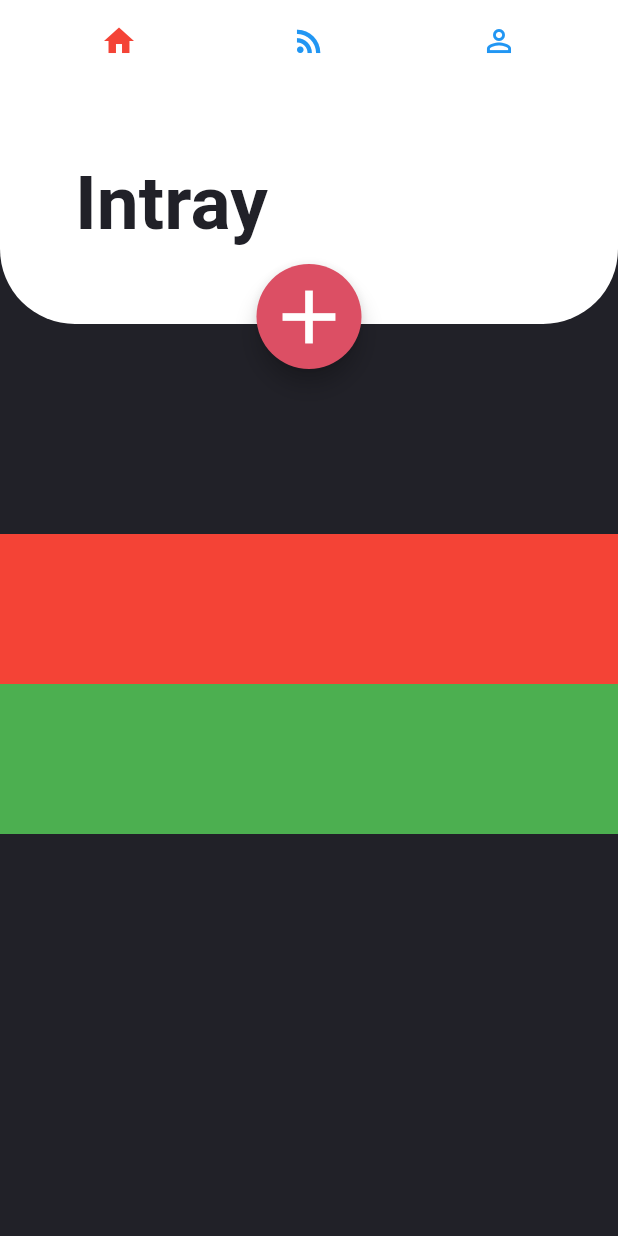
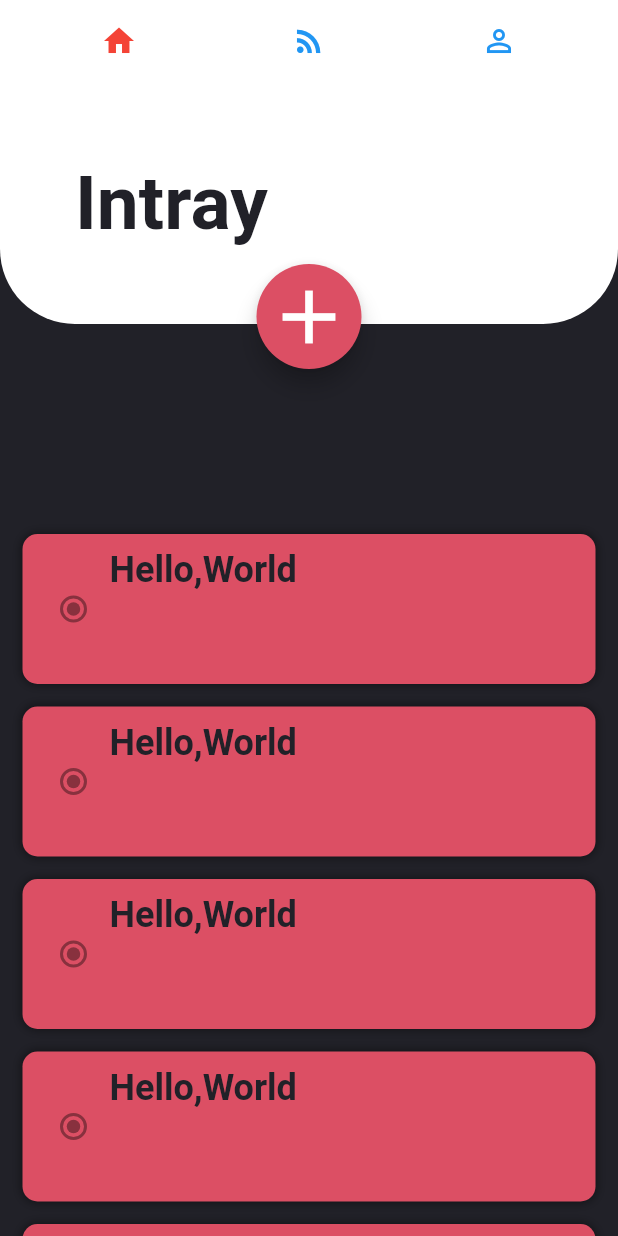
Before and after one commit to Xhushaohui/TodoApp, a Flutter app: the screen it shows after launch, on a phone screen of 412 x 824 dp. Run offline on Flutter 3.47's test engine with Material 2 defaults, Android fonts, the phone set to English and light mode, and no system bars; Roboto replaces fonts that are missing (Avenir).

Commit message:
list inprogress

```diff
--- a/App/todoapp/lib/main.dart
+++ b/App/todoapp/lib/main.dart
@@ -28,18 +28,6 @@ class MyHomePage extends StatefulWidget {
 }
 
 class _MyHomePageState extends State<MyHomePage> {
-  int _counter = 0;
-
-  void _incrementCounter() {
-    setState(() {
-      // This call to setState tells the Flutter framework that something has
-      // changed in this State, which causes it to rerun the build method below
-      // so that the display can reflect the updated values. If we changed
-      // _counter without calling setState(), then the build method would not be
-      // called again, and so nothing would appear to happen.
-      _counter++;
-    });
-  }
 
   @override
   Widget build(BuildContext context) {
--- a/App/todoapp/lib/models/UI/Intray/intray_page.dart
+++ b/App/todoapp/lib/models/UI/Intray/intray_page.dart
@@ -1,8 +1,8 @@
 import 'package:flutter/material.dart';
 import 'package:todoapp/models/global.dart';
+import 'package:todoapp/models/widgets/intray_todo_widget.dart';
 
 class IntrayPage extends StatefulWidget {
-
   @override
   _IntrayPage createState() => _IntrayPage();
 }
@@ -16,19 +16,14 @@ class _IntrayPage extends State<IntrayPage> {
         padding: EdgeInsets.only(top: 300),
         children: getList(),
       ),
+    );
+  }
 
-    );
-}
-  List<Widget> getList(){
-    return[
-      Container(
-        height: 100,
-        color: Colors.red,
-      ),
-            Container(
-        height: 100,
-        color: Colors.green,
-      ),
-    ];
+  List<Widget> getList() {
+    List<IntrayTodo> list = [];
+    for (int i = 0; i < 10; i++) {
+      list.add(IntrayTodo("Hello,World"));
+    }
+    return list;
   }
 }
--- a/App/todoapp/lib/models/global.dart
+++ b/App/todoapp/lib/models/global.dart
@@ -4,4 +4,16 @@ Color darkGrayColor = new Color(0xFF212128);
 
 Color redColor = new Color(0xFFDC4F64);
 
-TextStyle intrayTitleStyle = new TextStyle(fontFamily: 'Avenir',color: darkGrayColor,fontWeight: FontWeight.bold,fontSize: 50);
+TextStyle intrayTitleStyle = new TextStyle(
+  fontFamily: 'Avenir',
+  color: darkGrayColor,
+  fontWeight: FontWeight.bold,
+  fontSize: 50
+  );
+
+TextStyle darkTodoTitle = new TextStyle(
+  fontFamily: 'Avenir',
+  color: darkGrayColor,
+  fontWeight: FontWeight.bold,
+  fontSize: 24
+  );
--- /dev/null
+++ b/App/todoapp/lib/models/widgets/intray_todo_widget.dart
@@ -0,0 +1,41 @@
+import 'package:flutter/material.dart';
+
+import 'package:todoapp/models/global.dart';
+
+class IntrayTodo extends StatelessWidget {
+  final String title;
+  IntrayTodo(this.title);
+  @override
+  Widget build(BuildContext context) {
+    return Container(
+      margin: EdgeInsets.only(bottom: 15, left: 15, right: 15),
+      padding: EdgeInsets.all(10),
+      height: 100,
+      decoration: BoxDecoration(
+        color: redColor,
+        borderRadius: BorderRadius.all(Radius.circular(10)),
+        boxShadow: [
+          new BoxShadow(
+            color: Colors.black.withOpacity(0.5),
+            blurRadius: 5,
+          )
+        ]
+      ),
+      child: Row(
+        children: <Widget>[
+          Radio(
+
+
+          ),
+          Column(
+            children: <Widget>[
+
+              Text(title, style: darkTodoTitle,)
+            ],
+          )
+
+        ],
+      ),
+    );
+  }
+}
```
